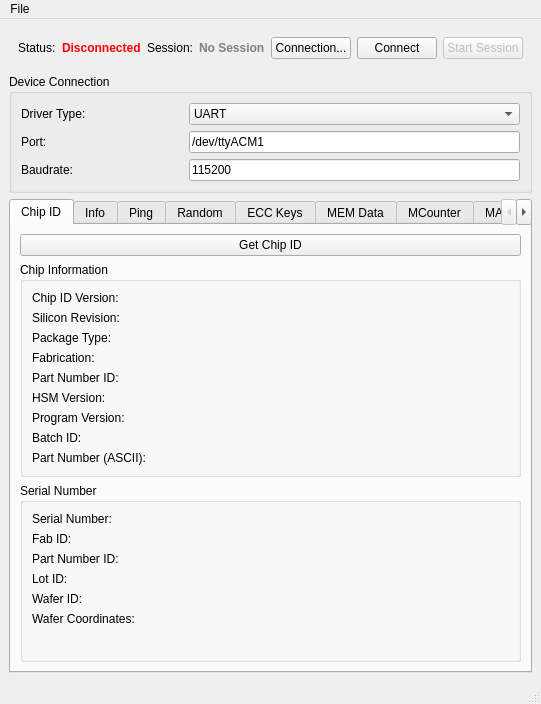
Above: mainwindow.ui from petrkr/tropic01manager before the change. Below: the same form after it.
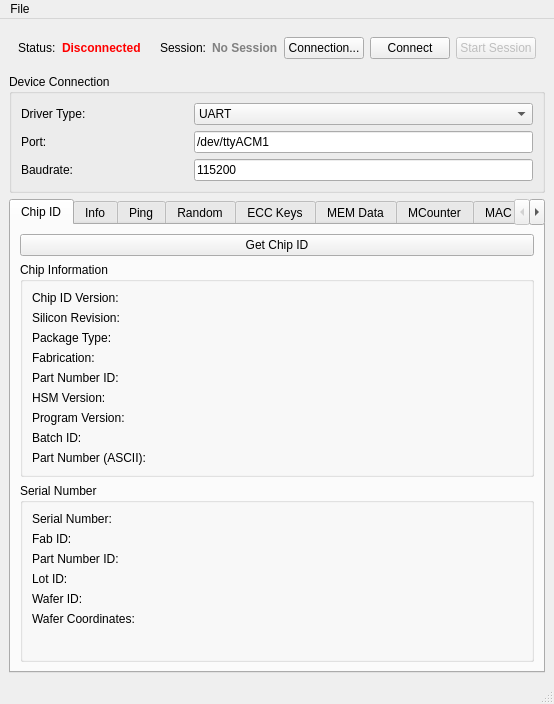
That is the form after the change.

Commit message: Show connected device

```diff
--- a/mainwindow.ui
+++ b/mainwindow.ui
@@ -41,6 +41,16 @@
          </property>
         </widget>
        </item>
+       <item>
+        <widget class="QLabel" name="lblConnectionTarget">
+         <property name="text">
+          <string/>
+         </property>
+         <property name="styleSheet">
+          <string notr="true">color: #1f5fbf; font-weight: bold;</string>
+         </property>
+        </widget>
+       </item>
        <item>
         <widget class="QLabel" name="labelSessionStatusTitle">
          <property name="text">
```
The commit also changes 1 other file.
